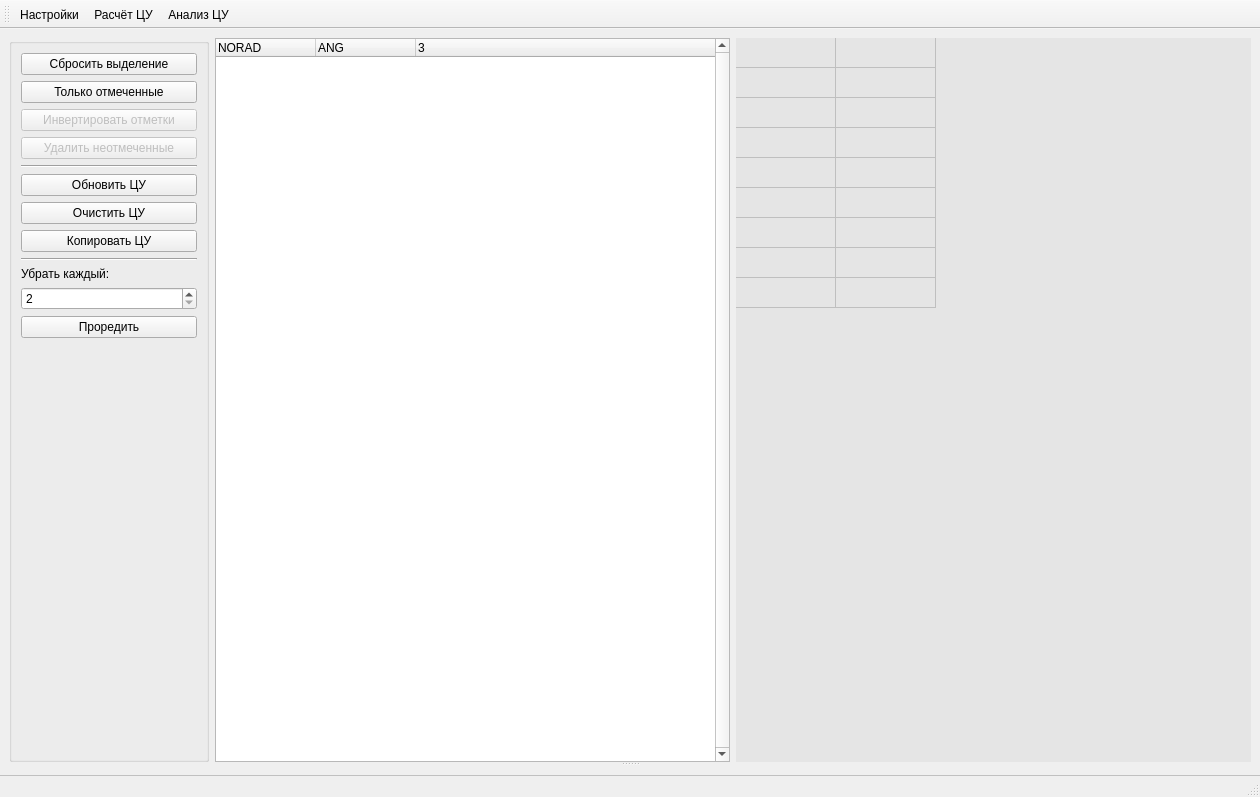
Qt form gui_ANGviewer/guiFormMainAngView.ui (MaxxMurygin/python-ANGviewer) before a commit.
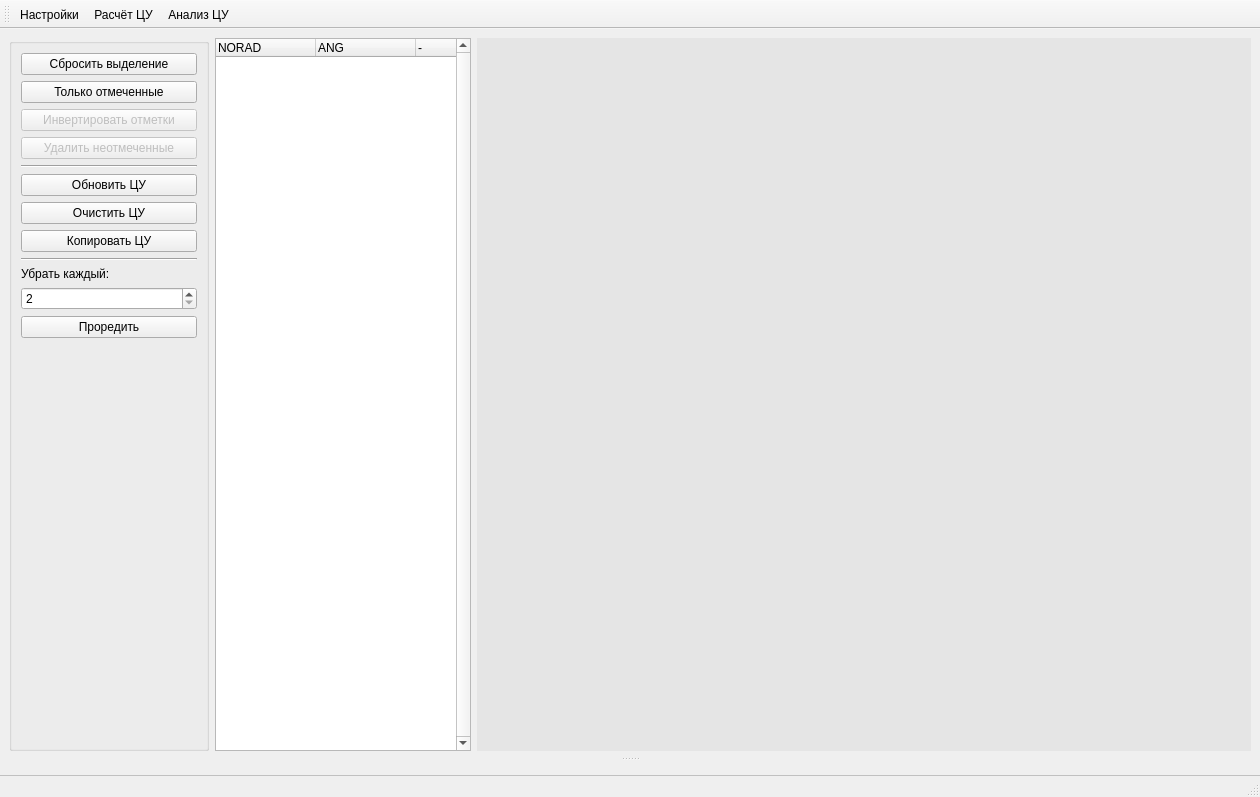
The same form after that commit. Icons and pictures are not drawn.

Patch:
```diff
--- a/gui_ANGviewer/guiFormMainAngView.ui
+++ b/gui_ANGviewer/guiFormMainAngView.ui
@@ -1337,10 +1337,13 @@
           <property name="orientation">
            <enum>Qt::Vertical</enum>
           </property>
+          <property name="handleWidth">
+           <number>15</number>
+          </property>
           <widget class="QWidget" name="horizontalLayoutWidget">
            <layout class="QHBoxLayout" name="layoutTop" stretch="3">
             <item>
-             <layout class="QHBoxLayout" name="layoutKAlistInfo" stretch="2,0,1,1">
+             <layout class="QHBoxLayout" name="layoutKAlistInfo" stretch="2,0,0,1">
               <item>
                <layout class="QHBoxLayout" name="layoutGraphPolar"/>
               </item>
@@ -1536,7 +1539,7 @@
                 </column>
                 <column>
                  <property name="text">
-                  <string/>
+                  <string>-</string>
                  </property>
                 </column>
                </widget>
@@ -1576,9 +1579,6 @@
                 <property name="gridStyle">
                  <enum>Qt::SolidLine</enum>
                 </property>
-                <property name="rowCount">
-                 <number>9</number>
-                </property>
                 <property name="columnCount">
                  <number>2</number>
                 </property>
@@ -1588,15 +1588,6 @@
                 <attribute name="verticalHeaderVisible">
                  <bool>false</bool>
                 </attribute>
-                <row/>
-                <row/>
-                <row/>
-                <row/>
-                <row/>
-                <row/>
-                <row/>
-                <row/>
-                <row/>
                 <column/>
                 <column/>
                </widget>
```
Left out of the diff: 5 changed lines with no effect on the pictures.
